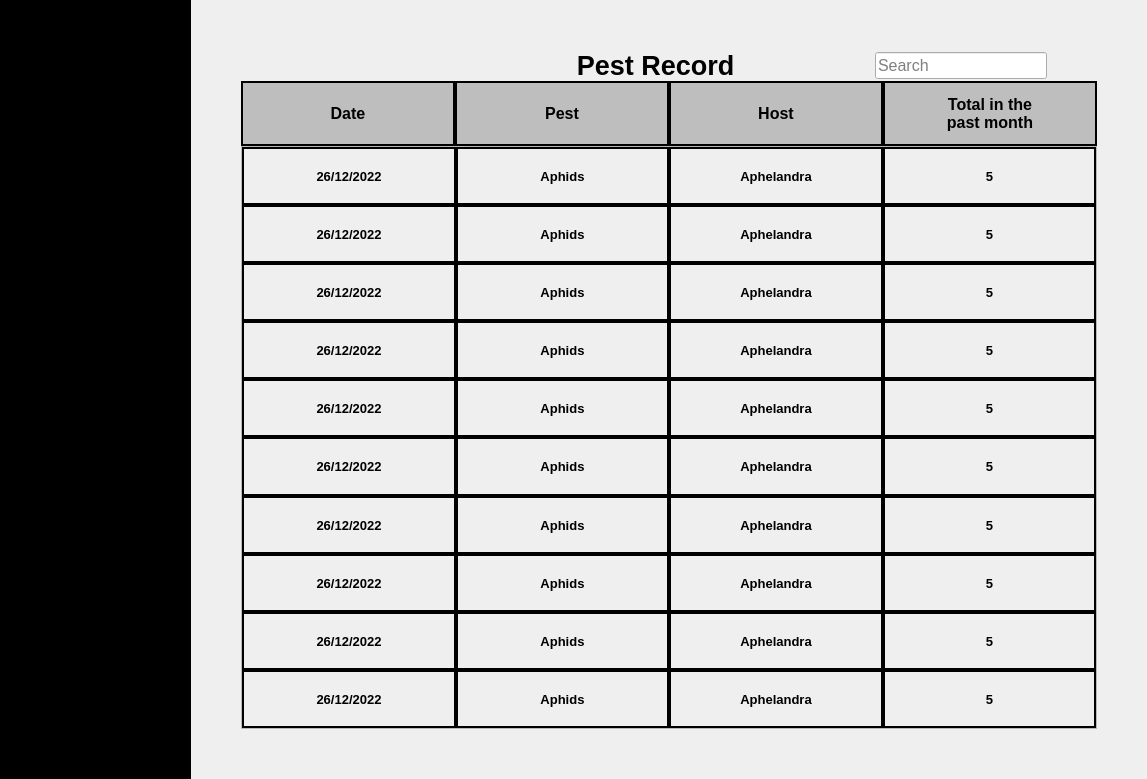
Above: gui/src/Record.ui from WEI22/ICMS before the change. Below: the same form after it.
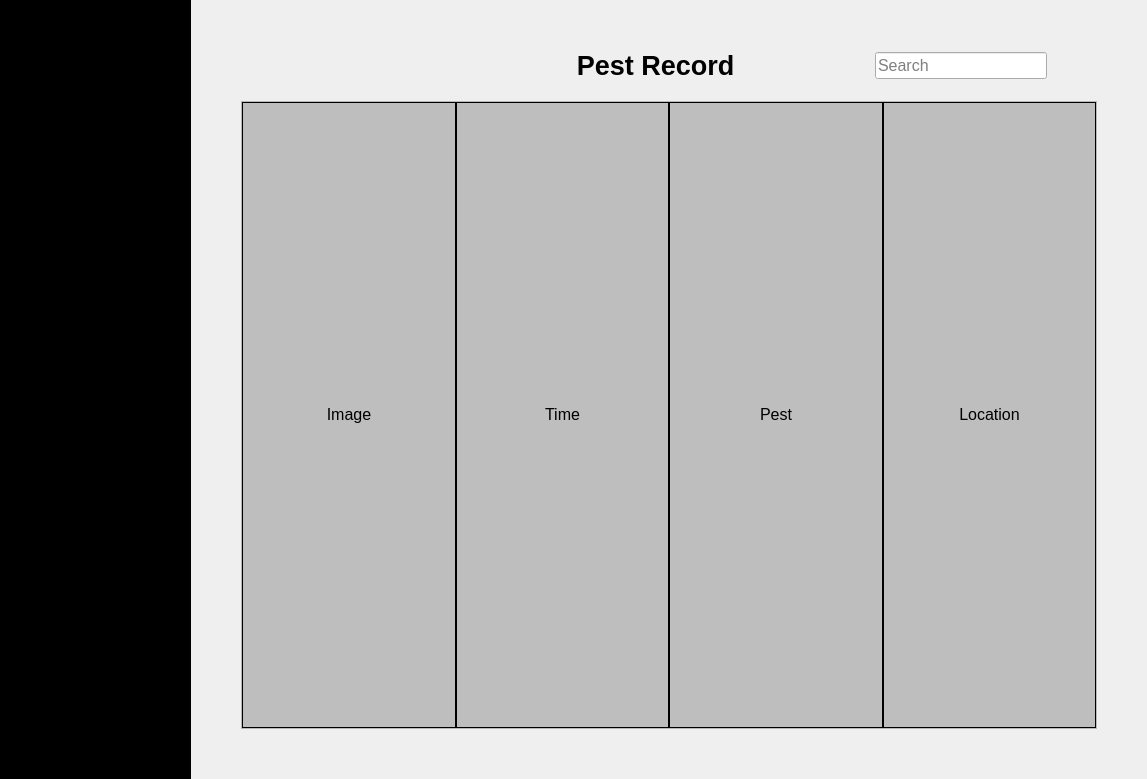
That is the form after the change. Icons and pictures are not drawn. Custom widgets are drawn as their Qt base class.

Commit message: Added viewing option for Record

The edit to the form file:
```diff
--- a/gui/src/Record.ui
+++ b/gui/src/Record.ui
@@ -155,9 +155,9 @@
     </layout>
    </item>
    <item>
-    <layout class="QVBoxLayout" name="record_all" stretch="1,1,9">
+    <layout class="QVBoxLayout" name="record_all" stretch="1,10">
      <property name="spacing">
-      <number>0</number>
+      <number>20</number>
      </property>
      <property name="leftMargin">
       <number>50</number>
@@ -230,98 +230,6 @@
        </item>
       </layout>
      </item>
-     <item>
-      <layout class="QHBoxLayout" name="record_table_top" stretch="0,0,0,0">
-       <property name="spacing">
-        <number>0</number>
-       </property>
-       <item>
-        <widget class="QLabel" name="record_table_date">
-         <property name="font">
-          <font>
-           <pointsize>12</pointsize>
-           <weight>75</weight>
-           <bold>true</bold>
-          </font>
-         </property>
-         <property name="styleSheet">
-          <string notr="true">background-color: rgb(190, 190, 190);
-border-color: rgb(0, 0, 0);
-border: 2px solid black</string>
-         </property>
-         <property name="text">
-          <string>Date</string>
-         </property>
-         <property name="alignment">
-          <set>Qt::AlignCenter</set>
-         </property>
-        </widget>
-       </item>
-       <item>
-        <widget class="QLabel" name="record_table_pest">
-         <property name="font">
-          <font>
-           <pointsize>12</pointsize>
-           <weight>75</weight>
-           <bold>true</bold>
-          </font>
-         </property>
-         <property name="styleSheet">
-          <string notr="true">background-color: rgb(190, 190, 190);
-border: 2px solid black</string>
-         </property>
-         <property name="text">
-          <string>Pest</string>
-         </property>
-         <property name="alignment">
-          <set>Qt::AlignCenter</set>
-         </property>
-        </widget>
-       </item>
-       <item>
-        <widget class="QLabel" name="record_table_host">
-         <property name="font">
-          <font>
-           <pointsize>12</pointsize>
-           <weight>75</weight>
-           <bold>true</bold>
-          </font>
-         </property>
-         <property name="styleSheet">
-          <string notr="true">background-color: rgb(190, 190, 190);
-border: 2px solid black</string>
-         </property>
-         <property name="text">
-          <string>Host</string>
-         </property>
-         <property name="alignment">
-          <set>Qt::AlignCenter</set>
-         </property>
-        </widget>
-       </item>
-       <item>
-        <widget class="QLabel" name="record_table_total">
-         <property name="font">
-          <font>
-           <pointsize>12</pointsize>
-           <weight>75</weight>
-           <bold>true</bold>
-          </font>
-         </property>
-         <property name="styleSheet">
-          <string notr="true">background-color: rgb(190, 190, 190);
-border: 2px solid black</string>
-         </property>
-         <property name="text">
-          <string>&lt;html&gt;&lt;head/&gt;&lt;body&gt;&lt;p align=&quot;center&quot;&gt;Total in the &lt;br/&gt;past month&lt;/p&gt;&lt;/body&gt;&lt;/html&gt;</string>
-         </property>
-         <property name="alignment">
-          <set>Qt::AlignCenter</set>
-         </property>
-        </widget>
-       </item>
-      </layout>
-     </item>
      <item>
       <widget class="QScrollArea" name="record_table">
        <property name="widgetResizable">
@@ -336,7 +244,7 @@
           <x>0</x>
           <y>0</y>
           <width>843</width>
-          <height>554</height>
+          <height>597</height>
          </rect>
         </property>
         <layout class="QVBoxLayout" name="verticalLayout">
@@ -356,872 +264,101 @@
           <number>0</number>
          </property>
          <item>
-          <layout class="QHBoxLayout" name="record_table1" stretch="1,1,1,1">
+          <layout class="QVBoxLayout" name="record_table_vertical">
            <property name="spacing">
             <number>0</number>
            </property>
            <item>
-            <widget class="QLabel" name="record_table_date1">
-             <property name="font">
-              <font>
-               <pointsize>10</pointsize>
-               <weight>75</weight>
-               <bold>true</bold>
-              </font>
+            <layout class="QHBoxLayout" name="record_table_top" stretch="0,0,0,0">
+             <property name="spacing">
+              <number>0</number>
              </property>
-             <property name="styleSheet">
-              <string notr="true">border: 2px solid black</string>
-             </property>
-             <property name="text">
-              <string>26/12/2022</string>
-             </property>
-             <property name="alignment">
-              <set>Qt::AlignCenter</set>
-             </property>
-            </widget>
-           </item>
-           <item>
-            <widget class="QLabel" name="record_table_pest1">
-             <property name="font">
-              <font>
-               <pointsize>10</pointsize>
-               <weight>75</weight>
-               <bold>true</bold>
-              </font>
-             </property>
-             <property name="styleSheet">
-              <string notr="true">border: 2px solid black</string>
-             </property>
-             <property name="text">
-              <string>Aphids</string>
-             </property>
-             <property name="alignment">
-              <set>Qt::AlignCenter</set>
-             </property>
-            </widget>
-           </item>
-           <item>
-            <widget class="QLabel" name="record_table_host1">
-             <property name="font">
-              <font>
-               <pointsize>10</pointsize>
-               <weight>75</weight>
-               <bold>true</bold>
-              </font>
-             </property>
-             <property name="styleSheet">
-              <string notr="true">border: 2px solid black</string>
-             </property>
-             <property name="text">
-              <string>Aphelandra</string>
-             </property>
-             <property name="alignment">
-              <set>Qt::AlignCenter</set>
-             </property>
-            </widget>
-           </item>
-           <item>
-            <widget class="QLabel" name="record_table_total1">
-             <property name="font">
-              <font>
-               <pointsize>10</pointsize>
-               <weight>75</weight>
-               <bold>true</bold>
-              </font>
-             </property>
-             <property name="styleSheet">
-              <string notr="true">border: 2px solid black</string>
-             </property>
-             <property name="text">
-              <string>5</string>
-             </property>
-             <property name="alignment">
-              <set>Qt::AlignCenter</set>
-             </property>
-            </widget>
-           </item>
-          </layout>
-         </item>
-         <item>
-          <layout class="QHBoxLayout" name="record_table2">
-           <property name="spacing">
-            <number>0</number>
-           </property>
-           <item>
-            <widget class="QLabel" name="record_table_date2">
-             <property name="font">
-              <font>
-               <pointsize>10</pointsize>
-               <weight>75</weight>
-               <bold>true</bold>
-              </font>
-             </property>
-             <property name="styleSheet">
-              <string notr="true">border: 2px solid black</string>
-             </property>
-             <property name="text">
-              <string>26/12/2022</string>
-             </property>
-             <property name="alignment">
-              <set>Qt::AlignCenter</set>
-             </property>
-            </widget>
-           </item>
-           <item>
-            <widget class="QLabel" name="record_table_pest2">
-             <property name="font">
-              <font>
-               <pointsize>10</pointsize>
-               <weight>75</weight>
-               <bold>true</bold>
-              </font>
-             </property>
-             <property name="styleSheet">
-              <string notr="true">border: 2px solid black</string>
-             </property>
-             <property name="text">
-              <string>Aphids</string>
-             </property>
-             <property name="alignment">
-              <set>Qt::AlignCenter</set>
-             </property>
-            </widget>
-           </item>
-           <item>
-            <widget class="QLabel" name="record_table_host2">
-             <property name="font">
-              <font>
-               <pointsize>10</pointsize>
-               <weight>75</weight>
-               <bold>true</bold>
-              </font>
-             </property>
-             <property name="styleSheet">
-              <string notr="true">border: 2px solid black</string>
-             </property>
-             <property name="text">
-              <string>Aphelandra</string>
-             </property>
-             <property name="alignment">
-              <set>Qt::AlignCenter</set>
-             </property>
-            </widget>
-           </item>
-           <item>
-            <widget class="QLabel" name="record_table_total2">
-             <property name="font">
-              <font>
-               <pointsize>10</pointsize>
-               <weight>75</weight>
-               <bold>true</bold>
-              </font>
-             </property>
-             <property name="styleSheet">
-              <string notr="true">border: 2px solid black</string>
-             </property>
-             <property name="text">
-              <string>5</string>
-             </property>
-             <property name="alignment">
-              <set>Qt::AlignCenter</set>
-             </property>
-            </widget>
-           </item>
-          </layout>
-         </item>
-         <item>
-          <layout class="QHBoxLayout" name="record_table3">
-           <property name="spacing">
-            <number>0</number>
-           </property>
-           <item>
-            <widget class="QLabel" name="record_table_date3">
-             <property name="font">
-              <font>
-               <pointsize>10</pointsize>
-               <weight>75</weight>
-               <bold>true</bold>
-              </font>
-             </property>
-             <property name="styleSheet">
-              <string notr="true">border: 2px solid black</string>
-             </property>
-             <property name="text">
-              <string>26/12/2022</string>
-             </property>
-             <property name="alignment">
-              <set>Qt::AlignCenter</set>
-             </property>
-            </widget>
-           </item>
-           <item>
-            <widget class="QLabel" name="record_table_pest3">
-             <property name="font">
-              <font>
-               <pointsize>10</pointsize>
-               <weight>75</weight>
-               <bold>true</bold>
-              </font>
-             </property>
-             <property name="styleSheet">
-              <string notr="true">border: 2px solid black</string>
-             </property>
-             <property name="text">
-              <string>Aphids</string>
-             </property>
-             <property name="alignment">
-              <set>Qt::AlignCenter</set>
-             </property>
-            </widget>
-           </item>
-           <item>
-            <widget class="QLabel" name="record_table_host3">
-             <property name="font">
-              <font>
-               <pointsize>10</pointsize>
-               <weight>75</weight>
-               <bold>true</bold>
-              </font>
-             </property>
-             <property name="styleSheet">
-              <string notr="true">border: 2px solid black</string>
-             </property>
-             <property name="text">
-              <string>Aphelandra</string>
-             </property>
-             <property name="alignment">
-              <set>Qt::AlignCenter</set>
-             </property>
-            </widget>
-           </item>
-           <item>
-            <widget class="QLabel" name="record_table_total3">
-             <property name="font">
-              <font>
-               <pointsize>10</pointsize>
-               <weight>75</weight>
-               <bold>true</bold>
-              </font>
-             </property>
-             <property name="styleSheet">
-              <string notr="true">border: 2px solid black</string>
-             </property>
-             <property name="text">
-              <string>5</string>
-             </property>
-             <property name="alignment">
-              <set>Qt::AlignCenter</set>
-             </property>
-            </widget>
-           </item>
-          </layout>
-         </item>
-         <item>
-          <layout class="QHBoxLayout" name="record_table4">
-           <property name="spacing">
-            <number>0</number>
-           </property>
-           <item>
-            <widget class="QLabel" name="record_table_date4">
-             <property name="font">
-              <font>
-               <pointsize>10</pointsize>
-               <weight>75</weight>
-               <bold>true</bold>
-              </font>
-             </property>
-             <property name="styleSheet">
-              <string notr="true">border: 2px solid black</string>
-             </property>
-             <property name="text">
-              <string>26/12/2022</string>
-             </property>
-             <property name="alignment">
-              <set>Qt::AlignCenter</set>
-             </property>
-            </widget>
-           </item>
-           <item>
-            <widget class="QLabel" name="record_table_pest4">
-             <property name="font">
-              <font>
-               <pointsize>10</pointsize>
-               <weight>75</weight>
-               <bold>true</bold>
-              </font>
-             </property>
-             <property name="styleSheet">
-              <string notr="true">border: 2px solid black</string>
-             </property>
-             <property name="text">
-              <string>Aphids</string>
-             </property>
-             <property name="alignment">
-              <set>Qt::AlignCenter</set>
-             </property>
-            </widget>
-           </item>
-           <item>
-            <widget class="QLabel" name="record_table_host4">
-             <property name="font">
-              <font>
-               <pointsize>10</pointsize>
-               <weight>75</weight>
-               <bold>true</bold>
-              </font>
-             </property>
-             <property name="styleSheet">
-              <string notr="true">border: 2px solid black</string>
-             </property>
-             <property name="text">
-              <string>Aphelandra</string>
-             </property>
-             <property name="alignment">
-              <set>Qt::AlignCenter</set>
-             </property>
-            </widget>
-           </item>
-           <item>
-            <widget class="QLabel" name="record_table_total4">
-             <property name="font">
-              <font>
-               <pointsize>10</pointsize>
-               <weight>75</weight>
-               <bold>true</bold>
-              </font>
-             </property>
-             <property name="styleSheet">
-              <string notr="true">border: 2px solid black</string>
-             </property>
-             <property name="text">
-              <string>5</string>
-             </property>
-             <property name="alignment">
-              <set>Qt::AlignCenter</set>
-             </property>
-            </widget>
-           </item>
-          </layout>
-         </item>
-         <item>
-          <layout class="QHBoxLayout" name="record_table5">
-           <property name="spacing">
-            <number>0</number>
-           </property>
-           <item>
-            <widget class="QLabel" name="record_table_date5">
-             <property name="font">
-              <font>
-               <pointsize>10</pointsize>
-               <weight>75</weight>
-               <bold>true</bold>
-              </font>
-             </property>
-             <property name="styleSheet">
-              <string notr="true">border: 2px solid black</string>
-             </property>
-             <property name="text">
-              <string>26/12/2022</string>
-             </property>
-             <property name="alignment">
-              <set>Qt::AlignCenter</set>
-             </property>
-            </widget>
-           </item>
-           <item>
-            <widget class="QLabel" name="record_table_pest5">
-             <property name="font">
-              <font>
-               <pointsize>10</pointsize>
-               <weight>75</weight>
-               <bold>true</bold>
-              </font>
-             </property>
-             <property name="styleSheet">
-              <string notr="true">border: 2px solid black</string>
-             </property>
-             <property name="text">
-              <string>Aphids</string>
-             </property>
-             <property name="alignment">
-              <set>Qt::AlignCenter</set>
-             </property>
-            </widget>
-           </item>
-           <item>
-            <widget class="QLabel" name="record_table_host5">
-             <property name="font">
-              <font>
-               <pointsize>10</pointsize>
-               <weight>75</weight>
-               <bold>true</bold>
-              </font>
-             </property>
-             <property name="styleSheet">
-              <string notr="true">border: 2px solid black</string>
-             </property>
-             <property name="text">
-              <string>Aphelandra</string>
-             </property>
-             <property name="alignment">
-              <set>Qt::AlignCenter</set>
-             </property>
-            </widget>
-           </item>
-           <item>
-            <widget class="QLabel" name="record_table_total5">
-             <property name="font">
-              <font>
-               <pointsize>10</pointsize>
-               <weight>75</weight>
-               <bold>true</bold>
-              </font>
-             </property>
-             <property name="styleSheet">
-              <string notr="true">border: 2px solid black</string>
-             </property>
-             <property name="text">
-              <string>5</string>
-             </property>
-             <property name="alignment">
-              <set>Qt::AlignCenter</set>
-             </property>
-            </widget>
-           </item>
-          </layout>
-         </item>
-         <item>
-          <layout class="QHBoxLayout" name="record_table6">
-           <property name="spacing">
-            <number>0</number>
-           </property>
-           <item>
-            <widget class="QLabel" name="record_table_date6">
-             <property name="font">
-              <font>
-               <pointsize>10</pointsize>
-               <weight>75</weight>
-               <bold>true</bold>
-              </font>
-             </property>
-             <property name="styleSheet">
-              <string notr="true">border: 2px solid black</string>
-             </property>
-             <property name="text">
-              <string>26/12/2022</string>
-             </property>
-             <property name="alignment">
-              <set>Qt::AlignCenter</set>
-             </property>
-            </widget>
-           </item>
-           <item>
-            <widget class="QLabel" name="record_table_pest6">
-             <property name="font">
-              <font>
-               <pointsize>10</pointsize>
-               <weight>75</weight>
-               <bold>true</bold>
-              </font>
-             </property>
-             <property name="styleSheet">
-              <string notr="true">border: 2px solid black</string>
-             </property>
-             <property name="text">
-              <string>Aphids</string>
-             </property>
-             <property name="alignment">
-              <set>Qt::AlignCenter</set>
-             </property>
-            </widget>
-           </item>
-           <item>
-            <widget class="QLabel" name="record_table_host6">
-             <property name="font">
-              <font>
-               <pointsize>10</pointsize>
-               <weight>75</weight>
-               <bold>true</bold>
-              </font>
-             </property>
-             <property name="styleSheet">
-              <string notr="true">border: 2px solid black</string>
-             </property>
-             <property name="text">
-              <string>Aphelandra</string>
-             </property>
-             <property name="alignment">
-              <set>Qt::AlignCenter</set>
-             </property>
-            </widget>
-           </item>
-           <item>
-            <widget class="QLabel" name="record_table_total6">
-             <property name="font">
-              <font>
-               <pointsize>10</pointsize>
-               <weight>75</weight>
-               <bold>true</bold>
-              </font>
-             </property>
-             <property name="styleSheet">
-              <string notr="true">border: 2px solid black</string>
-             </property>
-             <property name="text">
-              <string>5</string>
-             </property>
-             <property name="alignment">
-              <set>Qt::AlignCenter</set>
-             </property>
-            </widget>
-           </item>
-          </layout>
-         </item>
-         <item>
-          <layout class="QHBoxLayout" name="record_table7">
-           <property name="spacing">
-            <number>0</number>
-           </property>
-           <item>
-            <widget class="QLabel" name="record_table_date7">
-             <property name="font">
-              <font>
-               <pointsize>10</pointsize>
-               <weight>75</weight>
-               <bold>true</bold>
-              </font>
-             </property>
-             <property name="styleSheet">
-              <string notr="true">border: 2px solid black</string>
-             </property>
-             <property name="text">
-              <string>26/12/2022</string>
-             </property>
-             <property name="alignment">
-              <set>Qt::AlignCenter</set>
-             </property>
-            </widget>
-           </item>
-           <item>
-            <widget class="QLabel" name="record_table_pest7">
-             <property name="font">
-              <font>
-               <pointsize>10</pointsize>
-               <weight>75</weight>
-               <bold>true</bold>
-              </font>
-             </property>
-             <property name="styleSheet">
-              <string notr="true">border: 2px solid black</string>
-             </property>
-             <property name="text">
-              <string>Aphids</string>
-             </property>
-             <property name="alignment">
-              <set>Qt::AlignCenter</set>
-             </property>
-            </widget>
-           </item>
-           <item>
-            <widget class="QLabel" name="record_table_host7">
-             <property name="font">
-              <font>
-               <pointsize>10</pointsize>
-               <weight>75</weight>
-               <bold>true</bold>
-              </font>
-             </property>
-             <property name="styleSheet">
-              <string notr="true">border: 2px solid black</string>
-             </property>
-             <property name="text">
-              <string>Aphelandra</string>
-             </property>
-             <property name="alignment">
-              <set>Qt::AlignCenter</set>
-             </property>
-            </widget>
-           </item>
-           <item>
-            <widget class="QLabel" name="record_table_total7">
-             <property name="font">
-              <font>
-               <pointsize>10</pointsize>
-               <weight>75</weight>
-               <bold>true</bold>
-              </font>
-             </property>
-             <property name="styleSheet">
-              <string notr="true">border: 2px solid black</string>
-             </property>
-             <property name="text">
-              <string>5</string>
-             </property>
-             <property name="alignment">
-              <set>Qt::AlignCenter</set>
-             </property>
-            </widget>
-           </item>
-          </layout>
-         </item>
-         <item>
-          <layout class="QHBoxLayout" name="record_table8">
-           <property name="spacing">
-            <number>0</number>
-           </property>
-           <item>
-            <widget class="QLabel" name="record_table_date8">
-             <property name="font">
-              <font>
-               <pointsize>10</pointsize>
-               <weight>75</weight>
-               <bold>true</bold>
-              </font>
-             </property>
-             <property name="styleSheet">
-              <string notr="true">border: 2px solid black</string>
-             </property>
-             <property name="text">
-              <string>26/12/2022</string>
-             </property>
-             <property name="alignment">
-              <set>Qt::AlignCenter</set>
-             </property>
-            </widget>
-           </item>
-           <item>
-            <widget class="QLabel" name="record_table_pest8">
-             <property name="font">
-              <font>
-               <pointsize>10</pointsize>
-               <weight>75</weight>
-               <bold>true</bold>
-              </font>
-             </property>
-             <property name="styleSheet">
-              <string notr="true">border: 2px solid black</string>
-             </property>
-             <property name="text">
-              <string>Aphids</string>
-             </property>
-             <property name="alignment">
-              <set>Qt::AlignCenter</set>
-             </property>
-            </widget>
-           </item>
-           <item>
-            <widget class="QLabel" name="record_table_host8">
-             <property name="font">
-              <font>
-               <pointsize>10</pointsize>
-               <weight>75</weight>
-               <bold>true</bold>
-              </font>
-             </property>
-             <property name="styleSheet">
-              <string notr="true">border: 2px solid black</string>
-             </property>
-             <property name="text">
-              <string>Aphelandra</string>
-             </property>
-             <property name="alignment">
-              <set>Qt::AlignCenter</set>
-             </property>
-            </widget>
-           </item>
-           <item>
-            <widget class="QLabel" name="record_table_total8">
-             <property name="font">
-              <font>
-               <pointsize>10</pointsize>
-               <weight>75</weight>
-               <bold>true</bold>
-              </font>
-             </property>
-             <property name="styleSheet">
-              <string notr="true">border: 2px solid black</string>
-             </property>
-             <property name="text">
-              <string>5</string>
-             </property>
-             <property name="alignment">
-              <set>Qt::AlignCenter</set>
-             </property>
-            </widget>
-           </item>
-          </layout>
-         </item>
-         <item>
-          <layout class="QHBoxLayout" name="record_table9">
-           <property name="spacing">
-            <number>0</number>
-           </property>
-           <item>
-            <widget class="QLabel" name="record_table_date9">
-             <property name="font">
-              <font>
-               <pointsize>10</pointsize>
-               <weight>75</weight>
-               <bold>true</bold>
-              </font>
-             </property>
-             <property name="styleSheet">
-              <string notr="true">border: 2px solid black</string>
-             </property>
-             <property name="text">
-              <string>26/12/2022</string>
-             </property>
-             <property name="alignment">
-              <set>Qt::AlignCenter</set>
-             </property>
-            </widget>
-           </item>
-           <item>
-            <widget class="QLabel" name="record_table_pest9">
-             <property name="font">
-              <font>
-               <pointsize>10</pointsize>
-               <weight>75</weight>
-               <bold>true</bold>
-              </font>
-             </property>
-             <property name="styleSheet">
-              <string notr="true">border: 2px solid black</string>
-             </property>
-             <property name="text">
-              <string>Aphids</string>
-             </property>
-             <property name="alignment">
-              <set>Qt::AlignCenter</set>
-             </property>
-            </widget>
-           </item>
-           <item>
-            <widget class="QLabel" name="record_table_host9">
-             <property name="font">
-              <font>
-               <pointsize>10</pointsize>
-               <weight>75</weight>
-               <bold>true</bold>
-              </font>
-             </property>
-             <property name="styleSheet">
-              <string notr="true">border: 2px solid black</string>
-             </property>
-             <property name="text">
-              <string>Aphelandra</string>
-             </property>
-             <property name="alignment">
-              <set>Qt::AlignCenter</set>
-             </property>
-            </widget>
-           </item>
-           <item>
-            <widget class="QLabel" name="record_table_total9">
-             <property name="font">
-              <font>
-               <pointsize>10</pointsize>
-               <weight>75</weight>
-               <bold>true</bold>
-              </font>
-             </property>
-             <property name="styleSheet">
-              <string notr="true">border: 2px solid black</string>
-             </property>
-             <property name="text">
-              <string>5</string>
-             </property>
-             <property name="alignment">
-              <set>Qt::AlignCenter</set>
-             </property>
-            </widget>
-           </item>
-          </layout>
-         </item>
-         <item>
-          <layout class="QHBoxLayout" name="record_table10">
-           <property name="spacing">
-            <number>0</number>
-           </property>
-           <item>
-            <widget class="QLabel" name="record_table_date10">
-             <property name="font">
-              <font>
-               <pointsize>10</pointsize>
-               <weight>75</weight>
-               <bold>true</bold>
-              </font>
-             </property>
-             <property name="styleSheet">
-              <string notr="true">border: 2px solid black</string>
-             </property>
-             <property name="text">
-              <string>26/12/2022</string>
-             </property>
-             <property name="alignment">
-              <set>Qt::AlignCenter</set>
-             </property>
-            </widget>
-           </item>
-           <item>
-            <widget class="QLabel" name="record_table_pest10">
-             <property name="font">
-              <font>
-               <pointsize>10</pointsize>
-               <weight>75</weight>
-               <bold>true</bold>
-              </font>
-             </property>
-             <property name="styleSheet">
-              <string notr="true">border: 2px solid black</string>
-             </property>
-             <property name="text">
-              <string>Aphids</string>
-             </property>
-             <property name="alignment">
-              <set>Qt::AlignCenter</set>
-             </property>
-            </widget>
-           </item>
-           <item>
-            <widget class="QLabel" name="record_table_host10">
-             <property name="font">
-              <font>
-               <pointsize>10</pointsize>
-               <weight>75</weight>
-               <bold>true</bold>
-              </font>
-             </property>
-             <property name="styleSheet">
-              <string notr="true">border: 2px solid black</string>
-             </property>
-             <property name="text">
-              <string>Aphelandra</string>
-             </property>
-             <property name="alignment">
-              <set>Qt::AlignCenter</set>
-             </property>
-            </widget>
-           </item>
-           <item>
-            <widget class="QLabel" name="record_table_total10">
-             <property name="font">
-              <font>
-               <pointsize>10</pointsize>
-               <weight>75</weight>
-               <bold>true</bold>
-              </font>
-             </property>
-             <property name="styleSheet">
-              <string notr="true">border: 2px solid black</string>
-             </property>
-             <property name="text">
-              <string>5</string>
-             </property>
-             <property name="alignment">
-              <set>Qt::AlignCenter</set>
-             </property>
-            </widget>
+             <item>
+              <widget class="QLabel" name="record_table_img">
+               <property name="font">
+                <font>
+                 <pointsize>12</pointsize>
+                 <weight>75</weight>
+                 <bold>true</bold>
+                </font>
+               </property>
+               <property name="styleSheet">
+                <string notr="true">background-color: rgb(190, 190, 190);
+border-color: rgb(0, 0, 0);
+border: 0.5px solid black</string>
+               </property>
+               <property name="text">
+                <string>&lt;html&gt;&lt;head/&gt;&lt;body&gt;&lt;p&gt;&lt;span style=&quot; font-weight:400;&quot;&gt;Image&lt;/span&gt;&lt;/p&gt;&lt;/body&gt;&lt;/html&gt;</string>
+               </property>
+               <property name="alignment">
+                <set>Qt::AlignCenter</set>
+               </property>
+              </widget>
+             </item>
+             <item>
+              <widget class="QLabel" name="record_table_time">
+               <property name="font">
+                <font>
+                 <pointsize>12</pointsize>
+                 <weight>75</weight>
+                 <bold>true</bold>
+                </font>
+               </property>
+               <property name="styleSheet">
+                <string notr="true">background-color: rgb(190, 190, 190);
+border: 0.5px solid black</string>
+               </property>
+               <property name="text">
+                <string>&lt;html&gt;&lt;head/&gt;&lt;body&gt;&lt;p align=&quot;center&quot;&gt;&lt;span style=&quot; font-weight:400;&quot;&gt;Time&lt;/span&gt;&lt;/p&gt;&lt;/body&gt;&lt;/html&gt;</string>
+               </property>
+               <property name="alignment">
+                <set>Qt::AlignCenter</set>
+               </property>
+              </widget>
+             </item>
+             <item>
+              <widget class="QLabel" name="record_table_pest">
+               <property name="font">
+                <font>
+                 <pointsize>12</pointsize>
+                 <weight>75</weight>
+                 <bold>true</bold>
+                </font>
+               </property>
+               <property name="styleSheet">
+                <string notr="true">background-color: rgb(190, 190, 190);
+border: 0.5px solid black</string>
+               </property>
+               <property name="text">
+                <string>&lt;html&gt;&lt;head/&gt;&lt;body&gt;&lt;p&gt;&lt;span style=&quot; font-weight:400;&quot;&gt;Pest&lt;/span&gt;&lt;/p&gt;&lt;/body&gt;&lt;/html&gt;</string>
+               </property>
+               <property name="alignment">
+                <set>Qt::AlignCenter</set>
+               </property>
+              </widget>
+             </item>
+             <item>
+              <widget class="QLabel" name="record_table_loc">
+               <property name="font">
+                <font>
+                 <pointsize>12</pointsize>
+                 <weight>75</weight>
+                 <bold>true</bold>
+                </font>
+               </property>
+               <property name="styleSheet">
+                <string notr="true">background-color: rgb(190, 190, 190);
+border: 0.5px solid black</string>
+               </property>
+               <property name="text">
+                <string>&lt;html&gt;&lt;head/&gt;&lt;body&gt;&lt;p&gt;&lt;span style=&quot; font-weight:400;&quot;&gt;Location&lt;/span&gt;&lt;/p&gt;&lt;/body&gt;&lt;/html&gt;</string>
+               </property>
+               <property name="alignment">
+                <set>Qt::AlignCenter</set>
+               </property>
+              </widget>
+             </item>
+            </layout>
            </item>
           </layout>
          </item>
```
The commit also changes 3 other files.
